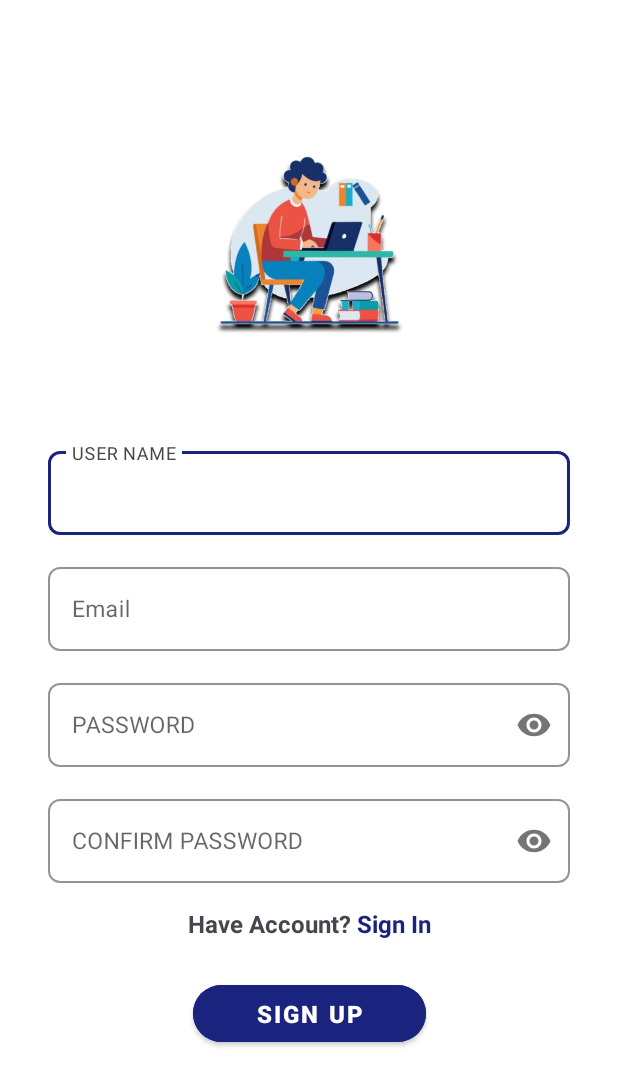
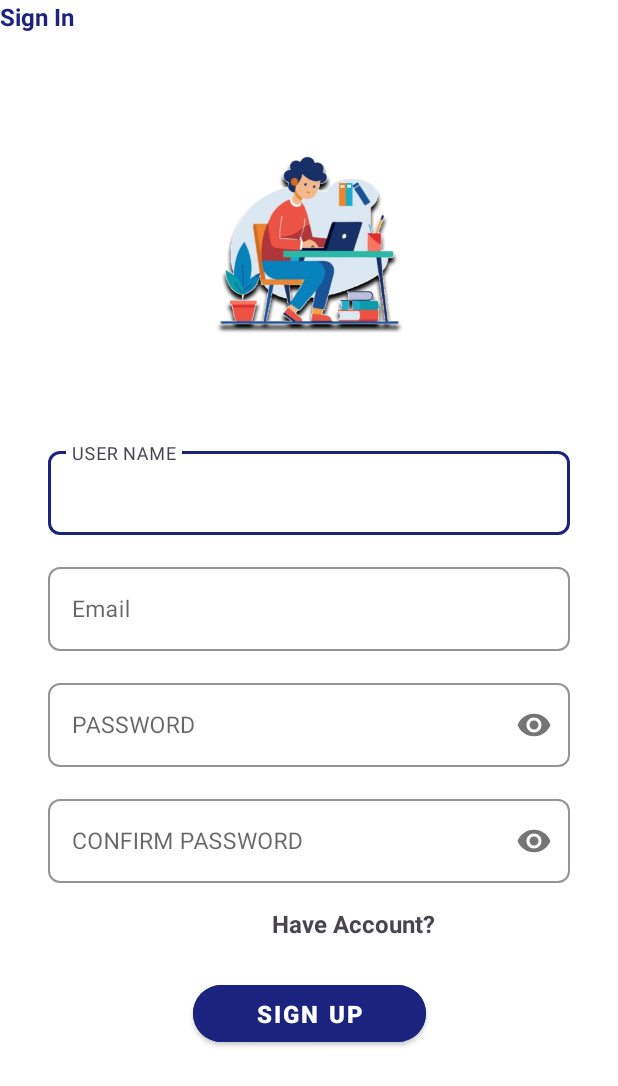
Before and after one commit to iro2002/fot_news, an Android app: the register screen opened directly, with no data from a screen before it, on a phone screen of 412 x 824 dp. Shown: the top 1086 px of the screen. Run offline under Robolectric (Android 15) with nearby library versions, the phone set to English and light mode, and no system bars; our stand-ins replace Firebase (no records; nobody signed in at launch, a user with empty details on screens opened directly).

Commit message:
Register Ui updated

```diff
--- a/app/src/main/res/layout/activity_register.xml
+++ b/app/src/main/res/layout/activity_register.xml
@@ -147,32 +147,22 @@
         android:id="@+id/llHaveAccountSignIn"
         android:layout_width="wrap_content"
         android:layout_height="wrap_content"
+        android:layout_marginTop="16dp"
         android:orientation="horizontal"
-        android:layout_marginTop="16dp"
         app:layout_constraintEnd_toEndOf="parent"
         app:layout_constraintStart_toStartOf="parent"
         app:layout_constraintTop_toBottomOf="@+id/tilConfirmPassword">
 
         <TextView
             android:id="@+id/tvHaveAccount"
-            android:layout_width="wrap_content"
+            android:layout_width="169dp"
             android:layout_height="wrap_content"
-            android:text="Have Account?"
+            android:fontFamily="sans-serif"
+            android:text="               Have Account?"
             android:textColor="#49454F"
             android:textSize="16sp"
-            android:fontFamily="sans-serif"
             android:textStyle="bold" />
 
-        <TextView
-            android:id="@+id/tvSignIn"
-            android:layout_width="wrap_content"
-            android:layout_height="wrap_content"
-            android:layout_marginStart="4dp"
-            android:text="Sign In"
-            android:textColor="#1A237E"
-            android:textStyle="bold"
-            android:textSize="16sp"
-            android:fontFamily="sans-serif" />
     </LinearLayout>
 
     <!-- Sign Up Button -->
@@ -191,4 +181,16 @@
         app:layout_constraintStart_toStartOf="parent"
         app:layout_constraintTop_toBottomOf="@+id/llHaveAccountSignIn" />
 
+    <TextView
+        android:id="@+id/tvSignIn"
+        android:layout_width="wrap_content"
+        android:layout_height="wrap_content"
+        android:fontFamily="sans-serif"
+        android:text="Sign In"
+        android:textColor="#1A237E"
+        android:textSize="16sp"
+        android:textStyle="bold"
+        tools:layout_editor_absoluteX="299dp"
+        tools:layout_editor_absoluteY="598dp" />
+
 </androidx.constraintlayout.widget.ConstraintLayout>
```
